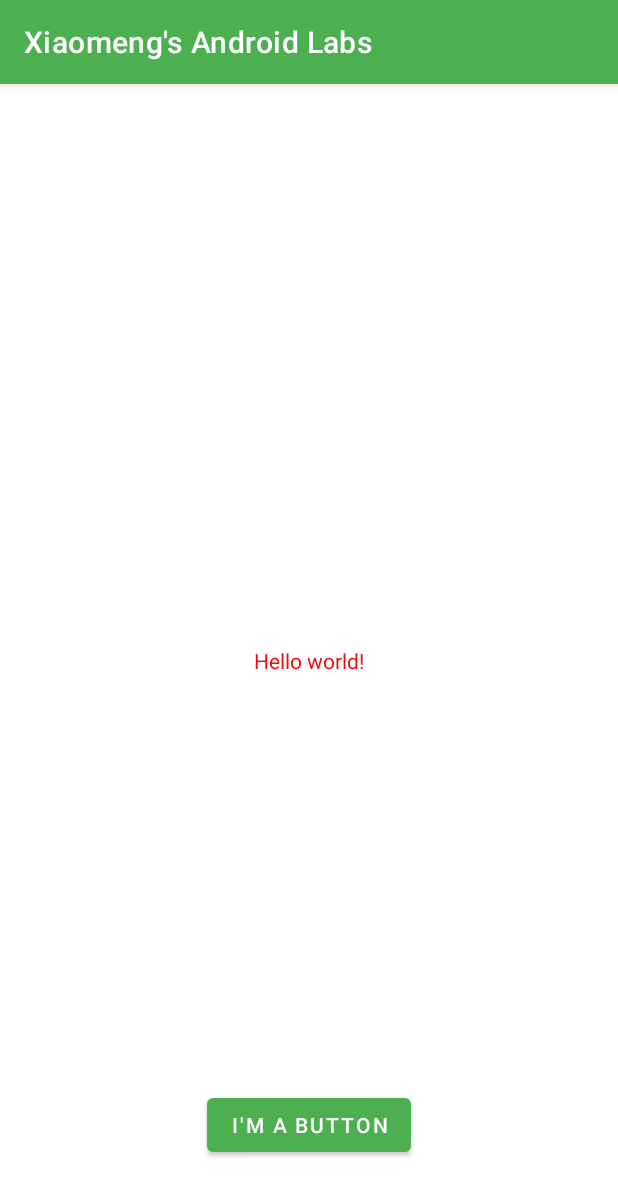
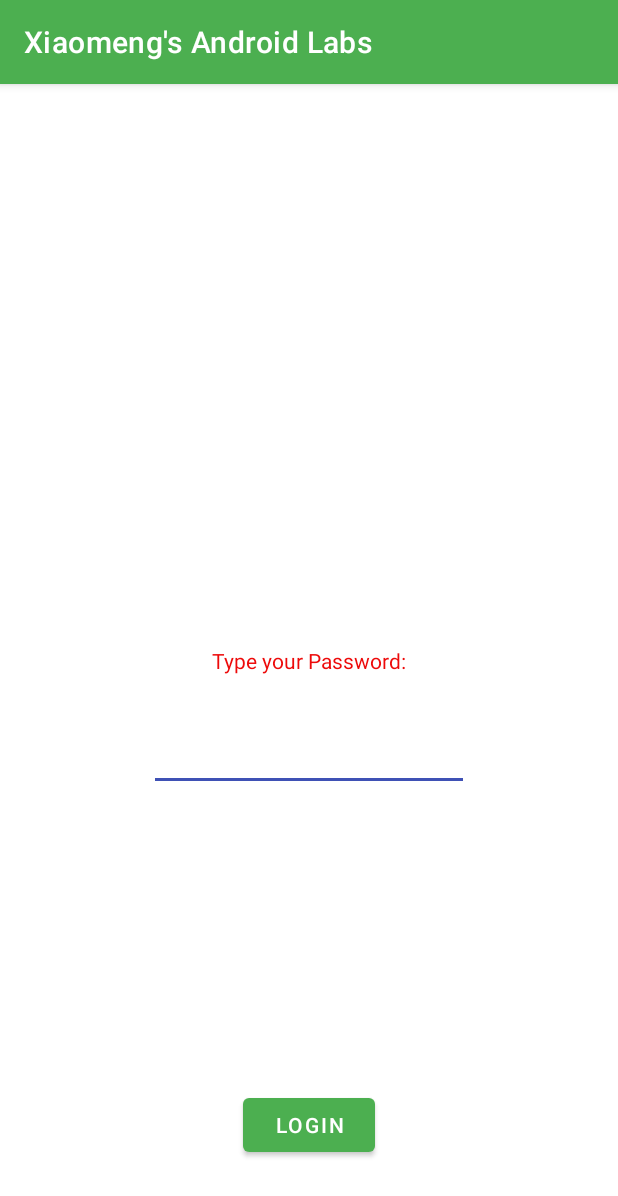
Before and after one commit to xiaomeng831/CST2335_MyAndroidLabs, an Android app: the screen it shows after launch (MainActivity), on a phone screen of 412 x 824 dp. Shown: the top 1196 px of the screen. Run offline under Robolectric (Android 15) with nearby library versions, the phone set to English and light mode, and no system bars.

```diff
--- a/app/src/main/res/layout/activity_main.xml
+++ b/app/src/main/res/layout/activity_main.xml
@@ -6,23 +6,37 @@
     android:layout_height="match_parent"
     tools:context=".MainActivity">
 
+
     <TextView
+        android:id="@+id/textView"
         android:layout_width="wrap_content"
         android:layout_height="wrap_content"
-        android:text="@string/hello_message"
+        android:text="Type your Password:"
         app:layout_constraintBottom_toBottomOf="parent"
         app:layout_constraintLeft_toLeftOf="parent"
         app:layout_constraintRight_toRightOf="parent"
         app:layout_constraintTop_toTopOf="parent" />
 
     <Button
+        android:id="@+id/button"
         android:layout_width="wrap_content"
         android:layout_height="wrap_content"
         android:layout_marginBottom="50dp"
-        android:text="@string/button_message"
+        android:text="Login"
         app:layout_constraintBottom_toBottomOf="parent"
         app:layout_constraintEnd_toEndOf="parent"
         app:layout_constraintHorizontal_bias="0.5"
         app:layout_constraintStart_toStartOf="parent" />
 
+    <EditText
+        android:id="@+id/editText"
+        android:layout_width="wrap_content"
+        android:layout_height="wrap_content"
+        android:layout_marginTop="32dp"
+        android:ems="10"
+        android:inputType="textPersonName"
+        app:layout_constraintEnd_toEndOf="parent"
+        app:layout_constraintStart_toStartOf="parent"
+        app:layout_constraintTop_toBottomOf="@+id/textView" />
+
 </androidx.constraintlayout.widget.ConstraintLayout>
```
Also changed, not shown: app/src/main/java/algonquin/cst2335/xu000247/MainActivity.java (+39 -0 lines).
